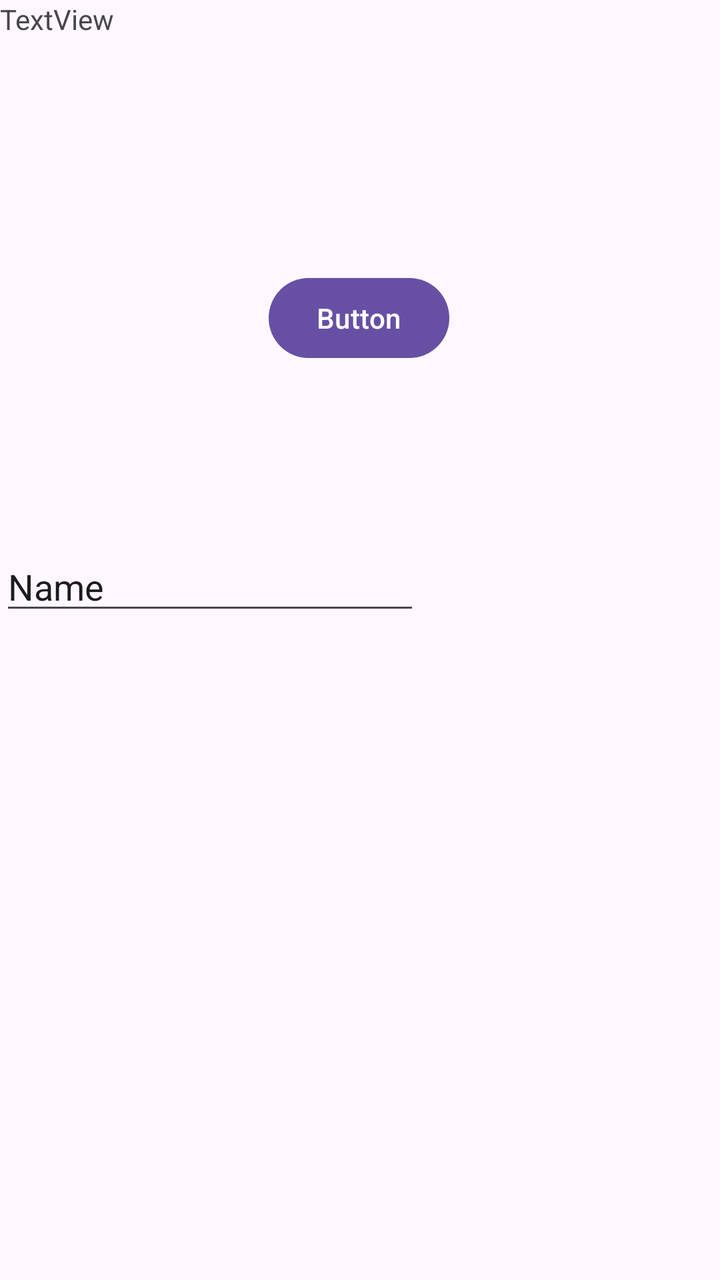
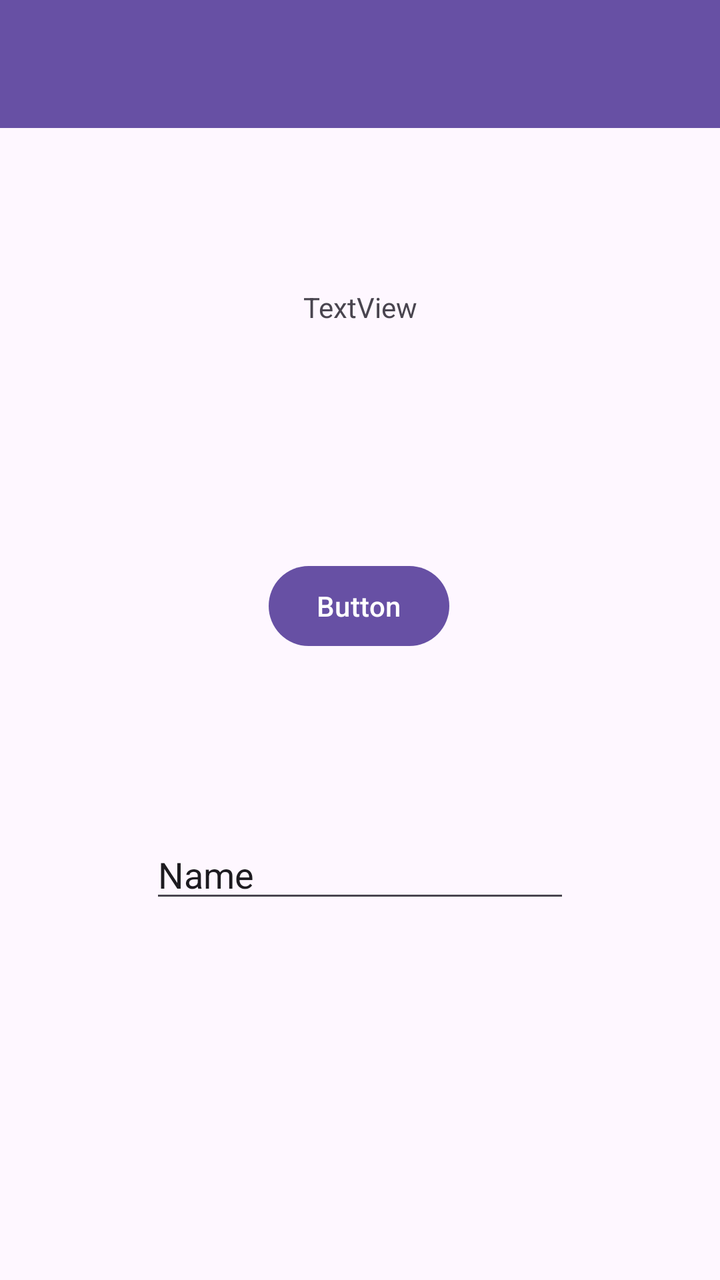

Screens rendered from an Android XML layout before and after an edit, with the pre-edit source and the edit as a unified diff.
<!-- AndroidManifest.xml: application theme Theme.Immanuel_3TIF -->
<!-- res/layout/activity_secound.xml -->
<?xml version="1.0" encoding="utf-8"?>
<androidx.constraintlayout.widget.ConstraintLayout xmlns:android="http://schemas.android.com/apk/res/android"
    xmlns:app="http://schemas.android.com/apk/res-auto"
    xmlns:tools="http://schemas.android.com/tools"
    android:id="@+id/main"
    android:layout_width="match_parent"
    android:layout_height="match_parent"
    tools:context=".Home.pertemuan_2.SecoundActivity">

    <TextView
        android:id="@+id/textNama"
        android:layout_width="wrap_content"
        android:layout_height="wrap_content"
        android:text="TextView"
        tools:layout_editor_absoluteX="176dp"
        tools:layout_editor_absoluteY="81dp" />

    <Button
        android:id="@+id/btnSubmit"
        android:layout_width="wrap_content"
        android:layout_height="wrap_content"
        android:layout_marginTop="116dp"
        android:text="Button"
        app:layout_constraintEnd_toEndOf="parent"
        app:layout_constraintHorizontal_bias="0.498"
        app:layout_constraintStart_toStartOf="parent"
        app:layout_constraintTop_toBottomOf="@+id/textNama" />

    <EditText
        android:id="@+id/inputNama"
        android:layout_width="wrap_content"
        android:layout_height="wrap_content"
        android:layout_marginTop="88dp"
        android:ems="10"
        android:inputType="text"
        android:text="Name"
        app:layout_constraintTop_toBottomOf="@+id/btnSubmit"
        tools:layout_editor_absoluteX="100dp" />
</androidx.constraintlayout.widget.ConstraintLayout>
<!-- resources referenced by this layout -->
<resources>
  <style name="Theme.Immanuel_3TIF" parent="Base.Theme.Immanuel_3TIF" />
  <style name="Base.Theme.Immanuel_3TIF" parent="Theme.Material3.DayNight.NoActionBar">
          
          
      </style>
</resources>

<!-- the commit's change to res/layout/activity_secound.xml (unified diff, before → after) -->
@@ -7,13 +7,27 @@
     android:layout_height="match_parent"
     tools:context=".Home.pertemuan_2.SecoundActivity">
 
+    <androidx.appcompat.widget.Toolbar
+        android:id="@+id/toolbar"
+        android:layout_width="match_parent"
+        android:layout_height="?attr/actionBarSize"
+        android:background="?attr/colorPrimary"
+        android:theme="@style/ThemeOverlay.MaterialComponents.Dark.ActionBar"
+        app:titleTextColor="@android:color/white"
+        app:layout_constraintEnd_toEndOf="parent"
+        app:layout_constraintStart_toStartOf="parent"
+        app:layout_constraintTop_toTopOf="parent" />
+
+
     <TextView
         android:id="@+id/textNama"
         android:layout_width="wrap_content"
         android:layout_height="wrap_content"
+        android:layout_marginTop="80dp"
         android:text="TextView"
-        tools:layout_editor_absoluteX="176dp"
-        tools:layout_editor_absoluteY="81dp" />
+        app:layout_constraintEnd_toEndOf="parent"
+        app:layout_constraintStart_toStartOf="parent"
+        app:layout_constraintTop_toBottomOf="@+id/toolbar" />
 
     <Button
         android:id="@+id/btnSubmit"
@@ -34,6 +48,7 @@
         android:ems="10"
         android:inputType="text"
         android:text="Name"
-        app:layout_constraintTop_toBottomOf="@+id/btnSubmit"
-        tools:layout_editor_absoluteX="100dp" />
+        app:layout_constraintEnd_toEndOf="parent"
+        app:layout_constraintStart_toStartOf="parent"
+        app:layout_constraintTop_toBottomOf="@+id/btnSubmit" />
 </androidx.constraintlayout.widget.ConstraintLayout>
